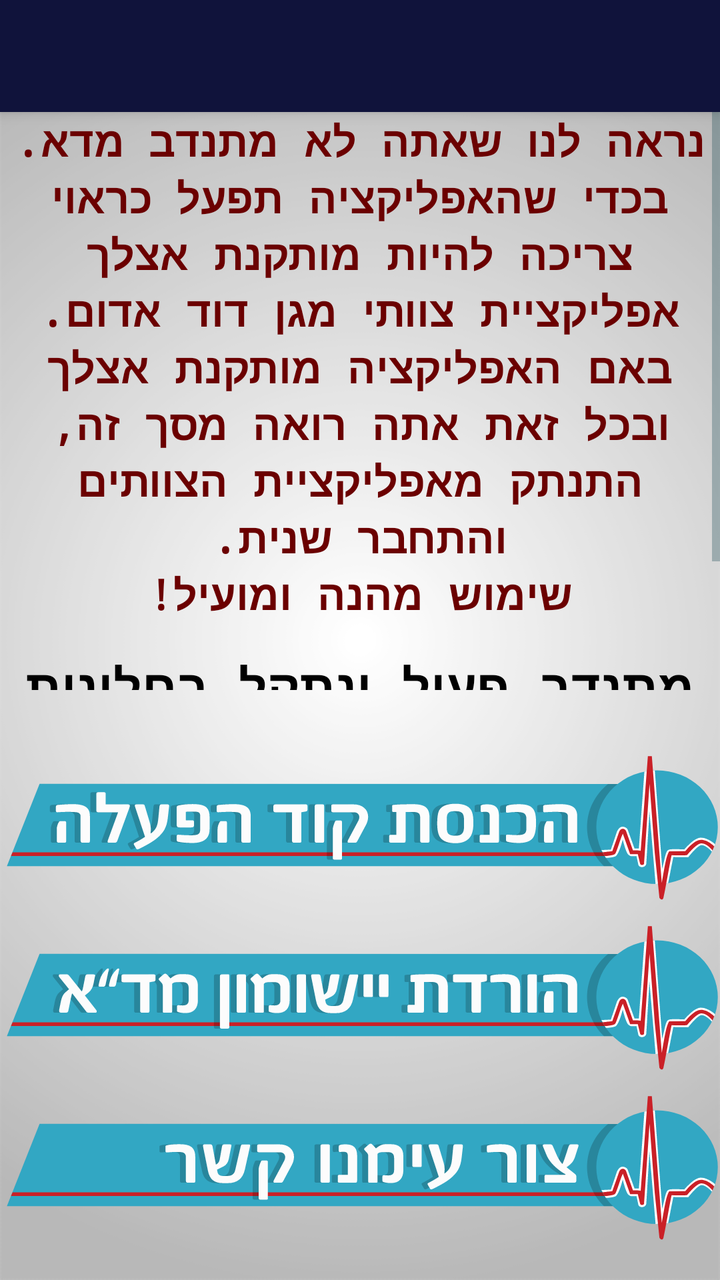
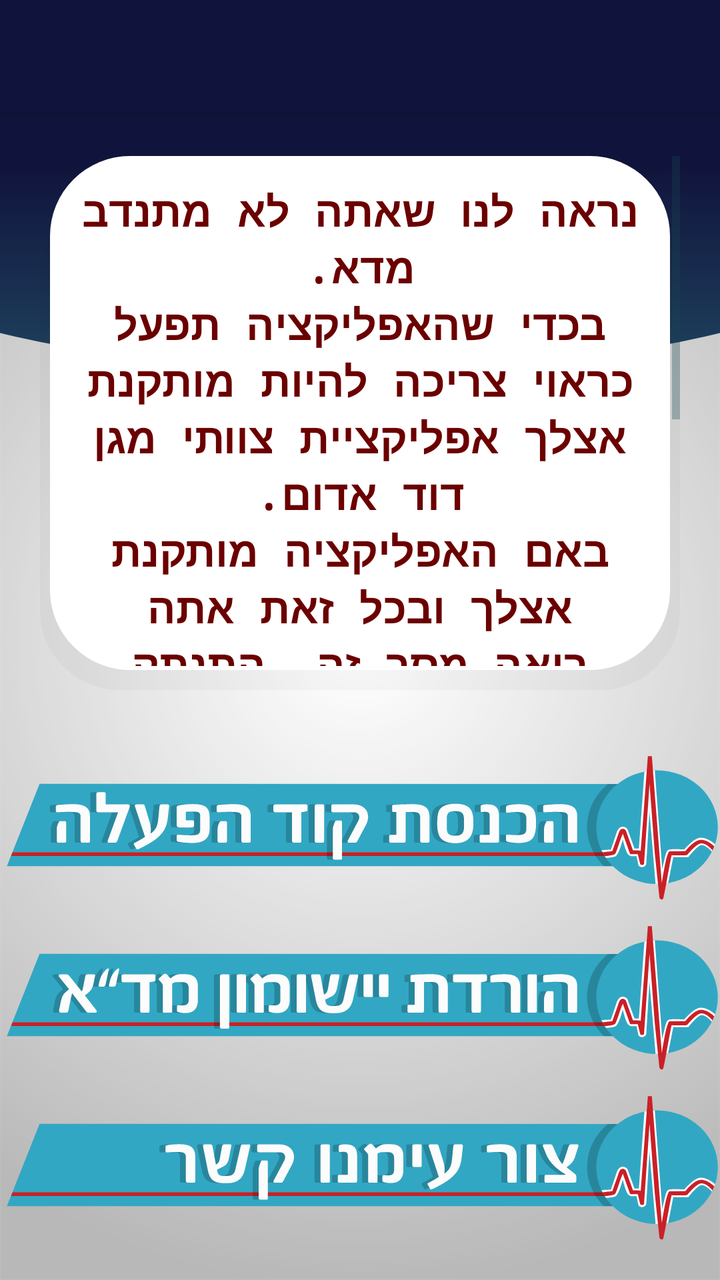

The first picture is an Android layout as it rendered before a commit; the second is the same layout after the commit. The layout source and the unified diff follow.
<!-- AndroidManifest.xml: application theme AppTheme -->
<!-- res/layout/activity_not_mada.xml -->
<?xml version="1.0" encoding="utf-8"?>
<android.support.design.widget.CoordinatorLayout android:layout_height="match_parent"
    xmlns:android="http://schemas.android.com/apk/res/android"
    xmlns:app="http://schemas.android.com/apk/res-auto"
    android:layout_width="match_parent"
    xmlns:tools="http://schemas.android.com/tools"
    tools:context=".lockPage">
    <android.support.design.widget.AppBarLayout
        android:layout_width="match_parent"
        android:layout_height="wrap_content"
        android:theme="@style/AppTheme.AppBarOverlay">
        <android.support.v7.widget.Toolbar
            android:id="@+id/toolbar"
            android:layout_width="match_parent"
            android:layout_height="?attr/actionBarSize"
            android:background="?attr/colorPrimary"
            app:layout_scrollFlags="scroll|exitUntilCollapsed"
            app:popupTheme="@style/AppTheme.PopupOverlay" />
    </android.support.design.widget.AppBarLayout>
    <RelativeLayout xmlns:android="http://schemas.android.com/apk/res/android"
        android:orientation="vertical" android:layout_width="match_parent"
        android:layout_height="match_parent"
        app:layout_behavior="@string/appbar_scrolling_view_behavior">
        <ScrollView
            android:layout_width="match_parent"
            android:layout_height="match_parent"
            android:layout_marginBottom="295dp">
            <RelativeLayout
                android:layout_width="match_parent"
                android:layout_height="wrap_content">
        <TextView
            android:layout_width="wrap_content"
            android:layout_height="wrap_content"
            android:textAppearance="?android:attr/textAppearanceLarge"
            android:gravity="center"
            android:textSize="21sp"
            android:textStyle="bold"
            android:textColor="@color/ColorRedDark"
            android:text="@string/notMada"
            android:id="@+id/textView11"
            android:layout_gravity="center_horizontal" />
        <TextView
            android:layout_width="wrap_content"
            android:layout_height="wrap_content"
            android:textAppearance="?android:attr/textAppearanceLarge"
            android:gravity="center"
            android:textSize="25sp"
            android:layout_marginTop="15dp"
            android:textStyle="bold"
            android:textColor="@color/Black"
            android:text="@string/notM"
            android:id="@+id/textView150"
            android:layout_gravity="center_horizontal"
            android:layout_below="@+id/textView11"
            android:layout_centerHorizontal="true" />
            </RelativeLayout>
        </ScrollView>
        <Button
            android:layout_width="wrap_content"
            android:layout_height="85dp"
            android:layout_centerHorizontal="true"
            android:id="@+id/b9"
            android:layout_above="@+id/b6"
            android:background="@drawable/code"
            android:onClick="cod"/>
        <Button
            android:layout_width="wrap_content"
            android:layout_height="85dp"
            android:layout_centerHorizontal="true"
            android:id="@+id/b6"
            android:layout_above="@+id/b4"
            android:background="@drawable/official"
            android:onClick="TZapp"/>
        <Button
            android:layout_width="wrap_content"
            android:layout_height="85dp"
            android:layout_centerHorizontal="true"
            android:id="@+id/b4"
            android:layout_alignParentBottom="true"
            android:layout_marginBottom="15dp"
            android:background="@drawable/contact"
            android:onClick="cond"/>
    </RelativeLayout>
</android.support.design.widget.CoordinatorLayout>
<!-- resources referenced by this layout -->
<resources>
  <color name="Black">#000000</color>
  <color name="ColorRedDark">#6b0000</color>
  <string name="notM">מתנדב פעיל ונתקל בחלונית זו?\nצור עימנו קשר ונסייע לך.</string>
  <string name="notMada">נראה לנו שאתה לא מתנדב מד"א.\nבכדי שהאפליקציה תפעל כראוי צריכה להיות מותקנת אצלך אפליקציית צוותי מגן דוד אדום.\nבאם האפליקציה מותקנת אצלך ובכל זאת אתה רואה מסך זה, התנתק מאפליקציית הצוותים והתחבר שנית.\nשימוש מהנה ומועיל!</string>
  <style name="AppTheme.AppBarOverlay" parent="ThemeOverlay.AppCompat.Dark.ActionBar" />
  <style name="AppTheme.PopupOverlay" parent="ThemeOverlay.AppCompat.Light" />
  <style name="AppTheme" parent="Theme.AppCompat.Light">
          
          <item name="android:textColor">@color/Black</item>
          <item name="colorPrimary">@color/ColorPrimary</item>
          <item name="colorPrimaryDark">@color/ColorPrimaryDark</item>
          <item name="android:textColorHintInverse">@color/ColorBlue</item>
          <item name="actionBarTheme">@style/ThemeOverlay.AppCompat.Dark.ActionBar</item>
          <item name="buttonStyle">@style/FButton</item>
          <item name="android:buttonStyle">@style/FButton</item>
          <item name="colorAccent">@color/materialGrey300</item>
          
          <item name="android:actionMenuTextColor">@color/Black</item>
          <item name="android:itemBackground">@color/materialGrey300</item>
          <item name="android:textColorSecondary">@color/ColorRedDark</item>
          <item name="android:windowBackground">@drawable/ic_bgg</item>
          <item name="android:typeface">monospace</item>
  
          <item name="android:textColorHint">@color/ColorAqua</item>
          <item name="colorControlNormal">@color/ColorBlue</item>
          <item name="colorControlActivated">@color/ColorAqua</item>
          <item name="colorControlHighlight">@color/ColorAqua</item>
      </style>
  <color name="ColorPrimary">#10133b</color>
  <color name="ColorPrimaryDark">#1a1d4b</color>
  <color name="ColorBlue">#98194853</color>
  <style name="FButton" parent="Theme.AppCompat.Light">
          <item name="colorControlHighlight">@color/ColorBlue</item>
          <item name="android:textColor">@color/ColorAqua</item>
          <item name="android:textSize">20sp</item>
      </style>
  <color name="materialGrey300">#ffe0e0e0</color>
  <color name="ColorAqua">#32a7c3</color>
  <!-- unchanged entries left out for length: 4 -->
</resources>

<!-- the commit's change to res/layout/activity_not_mada.xml (unified diff, before → after) -->
@@ -21,13 +21,28 @@
         android:orientation="vertical" android:layout_width="match_parent"
         android:layout_height="match_parent"
         app:layout_behavior="@string/appbar_scrolling_view_behavior">
+
+        <ImageView
+            android:layout_width="match_parent"
+            android:layout_height="130dp"
+            android:background="@drawable/curve_toolbar_bg"
+            android:contentDescription="@string/app_name"
+            android:clickable="false"/>
         <ScrollView
             android:layout_width="match_parent"
             android:layout_height="match_parent"
-            android:layout_marginBottom="295dp">
+            android:layout_marginTop="22dp"
+            android:layout_marginRight="20dp"
+            android:layout_marginLeft="20dp"
+            android:layout_above="@+id/b9"
+            android:paddingBottom="12dp"
+            android:background="@drawable/text_white_cornered"
+            android:layout_marginBottom="25dp">
             <RelativeLayout
                 android:layout_width="match_parent"
-                android:layout_height="wrap_content">
+                android:layout_height="wrap_content"
+                android:layout_margin="13dp"
+                android:paddingBottom="13dp">
         <TextView
             android:layout_width="wrap_content"
             android:layout_height="wrap_content"
<!-- resource entries referenced after the edit -->
@@ -2,6 +2,48 @@
 <resources>
   <color name="Black">#000000</color>
   <color name="ColorRedDark">#6b0000</color>
+  <!-- drawable curve_toolbar_bg (drawable) -->
+  <?xml version="1.0" encoding="utf-8"?>
+  <layer-list xmlns:android="http://schemas.android.com/apk/res/android">
+      <item>
+          <shape android:shape="rectangle" />
+      </item>
+      <item
+          android:bottom="0dp"
+          android:left="-130dp"
+          android:right="-130dp"
+          android:top="-80dp">
+          <shape android:shape="oval">
+              <gradient android:angle="90"
+                  android:endColor="@color/ColorPrimary"
+                  android:centerColor="@color/ColorPrimary"
+                  android:startColor="#1f425f"
+                  android:type="linear" />
+          </shape>
+      </item>
+  </layer-list>
+  <!-- drawable text_white_cornered (drawable) -->
+  <?xml version="1.0" encoding="utf-8"?>
+  <layer-list xmlns:android="http://schemas.android.com/apk/res/android">
+      <item android:top="18dp">
+          <shape android:shape="rectangle">
+              
+              <gradient android:gradientRadius="120%"
+                  android:type="radial"
+                  android:useLevel="true"
+                  android:startColor="@color/Shadow"
+                  android:endColor="@color/ShadowEnd" />
+              <corners android:radius="40dp"/>
+          </shape>
+      </item>
+      <item android:bottom="10dp" android:left="5dp" android:right="5dp">
+          <shape android:shape="rectangle">
+              <solid android:color="@color/White" />
+              <corners android:radius="40dp" />
+          </shape>
+      </item>
+  </layer-list>
+  <string name="app_name">דיווחי מגן דוד אדום</string>
   <string name="notM">מתנדב פעיל ונתקל בחלונית זו?\nצור עימנו קשר ונסייע לך.</string>
   <string name="notMada">נראה לנו שאתה לא מתנדב מד"א.\nבכדי שהאפליקציה תפעל כראוי צריכה להיות מותקנת אצלך אפליקציית צוותי מגן דוד אדום.\nבאם האפליקציה מותקנת אצלך ובכל זאת אתה רואה מסך זה, התנתק מאפליקציית הצוותים והתחבר שנית.\nשימוש מהנה ומועיל!</string>
   <style name="AppTheme.AppBarOverlay" parent="ThemeOverlay.AppCompat.Dark.ActionBar" />
@@ -29,6 +71,9 @@
           <item name="colorControlHighlight">@color/ColorAqua</item>
       </style>
   <color name="ColorPrimary">#10133b</color>
+  <color name="Shadow">#3e000000</color>
+  <color name="ShadowEnd">#07000000</color>
+  <color name="White">#FFFFFF</color>
   <color name="ColorPrimaryDark">#1a1d4b</color>
   <color name="ColorBlue">#98194853</color>
   <style name="FButton" parent="Theme.AppCompat.Light">
